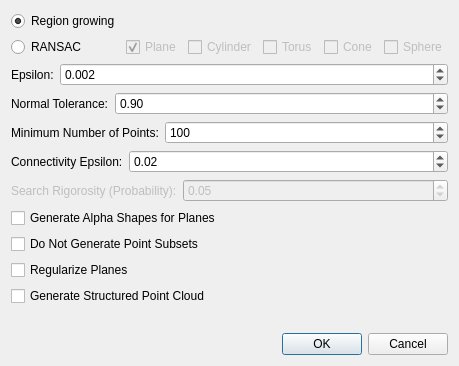
This is Polyhedron/demo/Polyhedron/Plugins/Point_set/Point_set_shape_detection_plugin.ui in CGAL/cgal as Qt 5 draws it before an edit. The edited form follows.
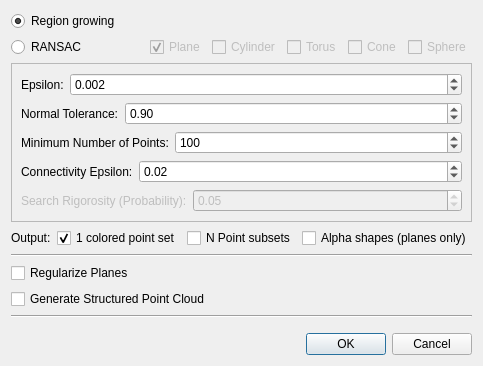
This is the edited form.

Commit message: Improve output of shape detection plugin (using 1 colored point set)

Patch:
```diff
--- a/Polyhedron/demo/Polyhedron/Plugins/Point_set/Point_set_shape_detection_plugin.ui
+++ b/Polyhedron/demo/Polyhedron/Plugins/Point_set/Point_set_shape_detection_plugin.ui
@@ -13,7 +13,7 @@
   <property name="windowTitle">
    <string>Shape Detection</string>
   </property>
-  <layout class="QVBoxLayout" name="verticalLayout">
+  <layout class="QVBoxLayout" name="verticalLayout_2">
    <item>
     <layout class="QGridLayout" name="gridLayout">
      <item row="1" column="0">
@@ -96,6 +96,15 @@
     </layout>
    </item>
    <item>
+    <widget class="QFrame" name="frame">
+     <property name="frameShape">
+      <enum>QFrame::StyledPanel</enum>
+     </property>
+     <property name="frameShadow">
+      <enum>QFrame::Raised</enum>
+     </property>
+     <layout class="QVBoxLayout" name="verticalLayout">
+      <item>
     <layout class="QHBoxLayout" name="horizontalLayout_2" stretch="0,1">
      <item>
       <widget class="QLabel" name="label_2">
@@ -239,17 +248,61 @@
      </item>
     </layout>
    </item>
+     </layout>
+    </widget>
+   </item>
    <item>
-    <widget class="QCheckBox" name="m_generate_alpha">
+    <layout class="QHBoxLayout" name="horizontalLayout_7">
+     <item>
+      <widget class="QLabel" name="label_6">
      <property name="text">
-      <string>Generate Alpha Shapes for Planes</string>
+        <string>Output:</string>
      </property>
     </widget>
    </item>
    <item>
-    <widget class="QCheckBox" name="m_do_not_generate_subset">
+      <widget class="QCheckBox" name="m_one_colored_point_set">
      <property name="text">
-      <string>Do Not Generate Point Subsets</string>
+        <string>1 colored point set</string>
+       </property>
+       <property name="checked">
+        <bool>true</bool>
+       </property>
+      </widget>
+     </item>
+     <item>
+      <widget class="QCheckBox" name="m_point_subsets">
+       <property name="text">
+        <string>N Point subsets</string>
+       </property>
+      </widget>
+     </item>
+     <item>
+      <widget class="QCheckBox" name="m_alpha_shapes">
+       <property name="text">
+        <string>Alpha shapes (planes only)</string>
+       </property>
+      </widget>
+     </item>
+    </layout>
+   </item>
+   <item>
+    <spacer name="verticalSpacer_2">
+     <property name="orientation">
+      <enum>Qt::Vertical</enum>
+     </property>
+     <property name="sizeHint" stdset="0">
+      <size>
+       <width>20</width>
+       <height>0</height>
+      </size>
+     </property>
+    </spacer>
+   </item>
+   <item>
+    <widget class="Line" name="line">
+     <property name="orientation">
+      <enum>Qt::Horizontal</enum>
      </property>
     </widget>
    </item>
@@ -270,6 +323,13 @@
      </property>
     </widget>
    </item>
+   <item>
+    <widget class="Line" name="line_2">
+     <property name="orientation">
+      <enum>Qt::Horizontal</enum>
+     </property>
+    </widget>
+   </item>
    <item>
     <spacer name="verticalSpacer">
      <property name="orientation">
```
Lines whose indentation alone changed are shown as unchanged. The commit also changes 1 other file.
